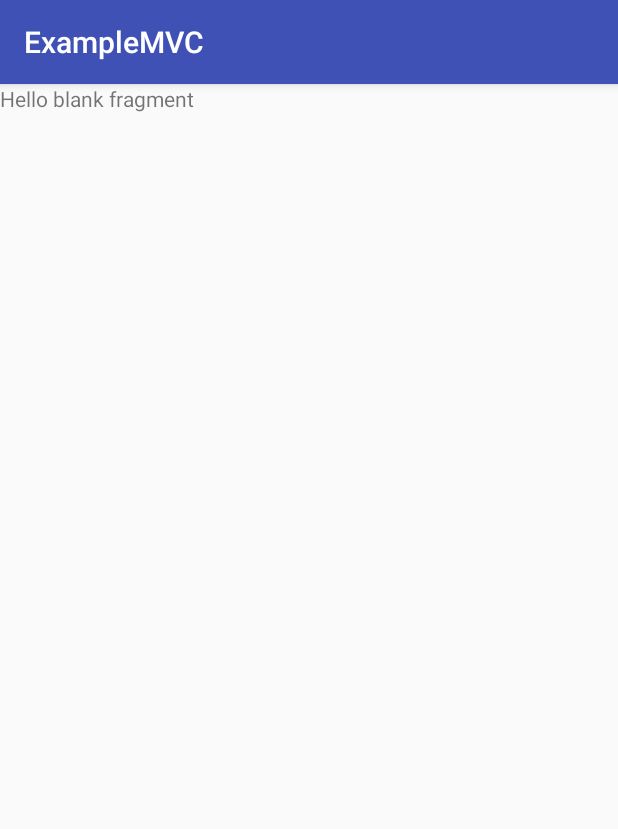
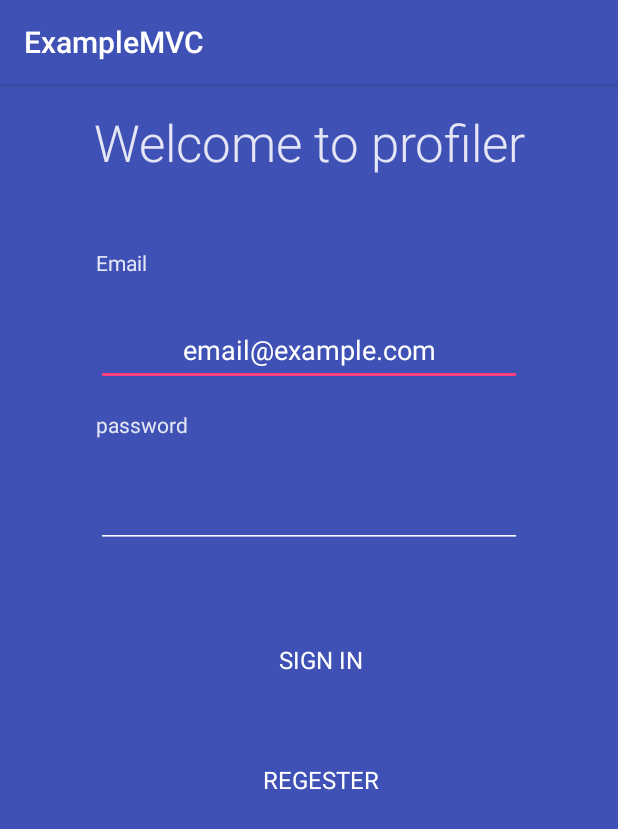
Before and after one commit to amimiislem/ExampleMVC, an Android app: the fragment LoginFragment shown on its own in the app's theme, on a phone screen of 412 x 824 dp. Shown: the top 829 px of the screen. Run offline under Robolectric (Android 15) with nearby library versions, the phone set to English and light mode, and no system bars.

Commit message:
Create the classes for mvc
                      create activity layout 2

```diff
--- /dev/null
+++ b/app/src/main/res/drawable-v21/button_flat.xml
@@ -0,0 +1,9 @@
+<?xml version="1.0" encoding="utf-8"?>
+<ripple xmlns:android="http://schemas.android.com/apk/res/android"
+    android:color="@color/colorAccent">
+    <item>
+        <color android:color="@color/colorPrimary"/>
+
+    </item>
+
+</ripple>
--- /dev/null
+++ b/app/src/main/res/drawable/button_flat.xml
@@ -0,0 +1,14 @@
+<?xml version="1.0" encoding="utf-8"?>
+<selector xmlns:android="http://schemas.android.com/apk/res/android">
+    <item android:state_pressed="true">
+        <shape>
+            <solid android:color="@color/colorAccent"/>
+        </shape>
+    </item>
+    <item>
+        <shape>
+            <solid android:color="@android:color/transparent"/>
+        </shape>
+    </item>
+
+</selector>
--- a/app/src/main/res/layout/fragment_login.xml
+++ b/app/src/main/res/layout/fragment_login.xml
@@ -1,13 +1,78 @@
 <FrameLayout xmlns:android="http://schemas.android.com/apk/res/android"
     xmlns:tools="http://schemas.android.com/tools"
+    android:id="@+id/root_login_fragment"
     android:layout_width="match_parent"
     android:layout_height="match_parent"
+    android:background="@color/colorPrimary"
     tools:context="com.example.pc_asus.examplemvc.login.LoginFragment">
 
-    <!-- TODO: Update blank fragment layout -->
-    <TextView
+    <RelativeLayout
+        android:id="@+id/cont_create_content"
         android:layout_width="match_parent"
         android:layout_height="match_parent"
-        android:text="@string/hello_blank_fragment" />
+        android:gravity="center_horizontal">
+        <TextView
+            style="@style/Label.CredentialHeader"
+            android:id="@+id/lbl_login_header"
+            android:layout_width="match_parent"
+            android:layout_height="wrap_content"
+            android:text="@string/header_welcome"
+            android:layout_marginTop="16dp"
+            android:gravity="center"/>
+        <TextView
+            style="@style/Label.Sub"
+            android:id="@+id/lbl_login_email_sub"
+            android:layout_width="match_parent"
+            android:layout_height="wrap_content"
+            android:text="@string/prompt_email"
+            android:layout_below="@+id/lbl_login_header"
+            />
+        <EditText
+            style="@style/InputField.Credential.Email"
+            android:id="@+id/lbl_login_email"
+            android:layout_width="match_parent"
+            android:layout_height="wrap_content"
+            android:text="@string/hint_email"
+            android:layout_below="@+id/lbl_login_email_sub"/>
+        <TextView
+            style="@style/Label.Sub"
+            android:id="@+id/lbl_login_pass_sub"
+            android:layout_width="match_parent"
+            android:layout_height="wrap_content"
+            android:text="@string/prompt_password"
+            android:layout_below="@+id/lbl_login_email"
+            />
+        <EditText
+            style="@style/InputField.Credential.Password"
+            android:id="@+id/lbl_login_password"
+            android:layout_width="match_parent"
+            android:layout_height="wrap_content"
+            android:layout_below="@+id/lbl_login_pass_sub"
+            />
+        <Button
+            style="@style/Button.Flat.Primery"
+            android:id="@+id/btn_login"
+            android:layout_width="match_parent"
+            android:layout_height="wrap_content"
+            android:text="@string/action_sign_in"
+            android:layout_centerVertical="true"
+            android:layout_alignParentLeft="true"
+            android:layout_alignParentStart="true" />
+        <Button
+            style="@style/Button.Flat.Primery"
+            android:id="@+id/btn_create_account"
+            android:layout_width="match_parent"
+            android:layout_height="wrap_content"
+            android:text="@string/action_regester"
+            android:layout_below="@+id/btn_login"
+            android:layout_centerHorizontal="true"
+           />
+    </RelativeLayout>
+    <ProgressBar
+        android:id="@+id/pro_login_loading"
+        android:layout_width="wrap_content"
+        android:layout_height="wrap_content"
+        android:layout_gravity="center"
+        android:visibility="invisible"/>
 
 </FrameLayout>
--- a/app/src/main/res/values/strings.xml
+++ b/app/src/main/res/values/strings.xml
@@ -3,4 +3,11 @@
 
     <!-- TODO: Remove or change this placeholder text -->
     <string name="hello_blank_fragment">Hello blank fragment</string>
+    <string name="header_welcome">Welcome to profiler</string>
+    <string name="prompt_email">Email</string>
+    <string name="prompt_password">password</string>
+    <string name="hint_email">email@example.com</string>
+    <string name="hint_password">123456</string>
+    <string name="action_sign_in">sign in</string>
+    <string name="action_regester">regester</string>
 </resources>
--- a/app/src/main/res/values/styles.xml
+++ b/app/src/main/res/values/styles.xml
@@ -15,4 +15,5 @@
 
     </style>
 
+
 </resources>
--- a/app/src/main/res/values/styles_views.xml
+++ b/app/src/main/res/values/styles_views.xml
@@ -1,2 +1,48 @@
 <?xml version="1.0" encoding="utf-8"?>
-<resources></resources>
+<resources>
+    <!--  ************* input fileds *********************  -->
+    <style name="InputField" parent="Widget.AppCompat.EditText"/>
+    <style name="InputField.Credential">
+        <item name="android:paddingTop">4dp</item>
+        <item name="android:paddingBottom">12dp</item>
+        <item name="android:layout_marginLeft">64dp</item>
+        <item name="android:layout_marginRight">64dp</item>
+        <item name="android:inputType">textCapWords</item>
+        <item name="android:gravity">center_horizontal</item>
+    </style>
+    <style name="InputField.Credential.Email" >
+        <item name="android:inputType">textEmailAddress</item>
+    </style>
+    <style name="InputField.Credential.Password">
+        <item name="android:inputType">textPassword</item>
+    </style>
+    <!--  ************* lables *********************  -->
+    <style name="Label">
+        <item name="android:fontFamily">sans-serif-light</item>
+        <item name="android:alpha">.86</item><!--  transparence -->
+        <item name="android:textColor">@color/colorWhite</item>
+    </style>
+    <style name="Label.CredentialHeader">
+        <item name="android:layout_marginBottom">32dp</item>
+        <item name="android:textSize">34sp</item>
+    </style>
+    <style name="Label.Sub">
+        <item name="android:layout_marginBottom">32dp</item>
+        <item name="android:textSize">14sp</item>
+        <item name="fontFamily">sans-serif</item>
+        <item name="android:layout_marginTop">16dp</item>
+        <item name="android:layout_marginLeft">64dp</item>
+        <item name="android:layout_marginRight">64dp</item>
+    </style>
+    <!--  ************* Containers *********************  -->
+    <!--  ************* Buttons *********************  -->
+    <style name="Button.Flat" parent="Base.Widget.AppCompat.Button.Borderless"/>
+    <style name="Button.Flat.Primery">
+        <item name="android:background">@drawable/button_flat</item>
+        <item name="android:textColor">@color/colorWhite</item>
+        <item name="android:layout_marginTop">32dp</item>
+        <item name="android:textSize">16sp</item>
+        <item name="android:minWidth">88dp</item>
+        <item name="android:paddingLeft">16sp</item>
+    </style>
+</resources>
```
